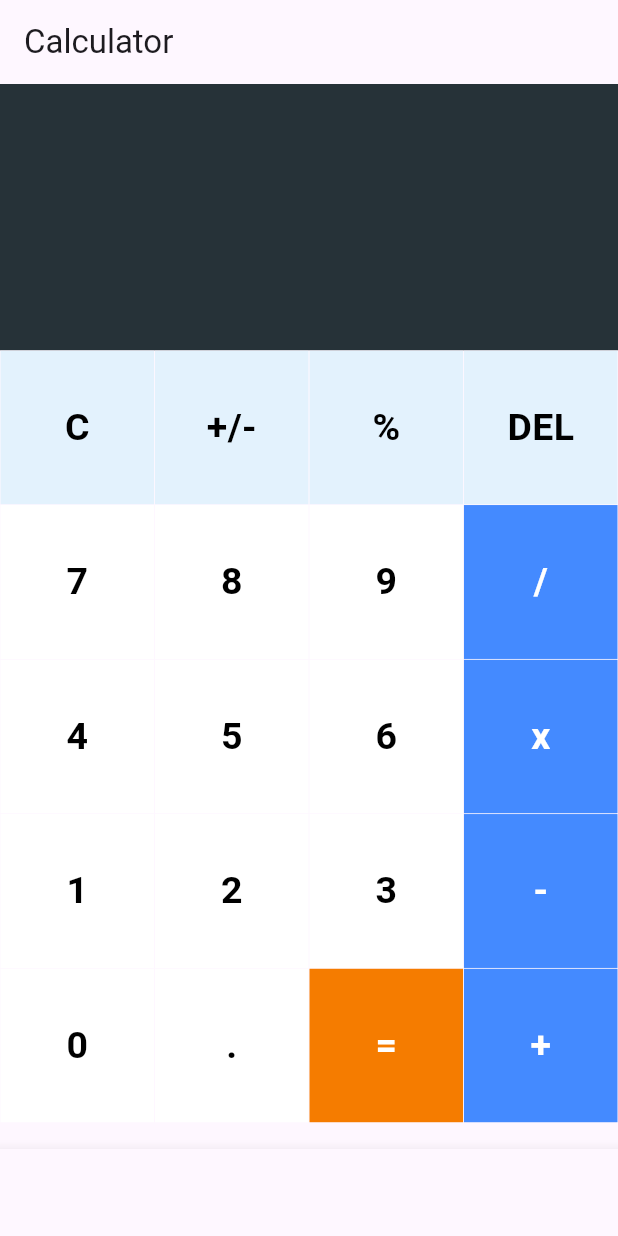
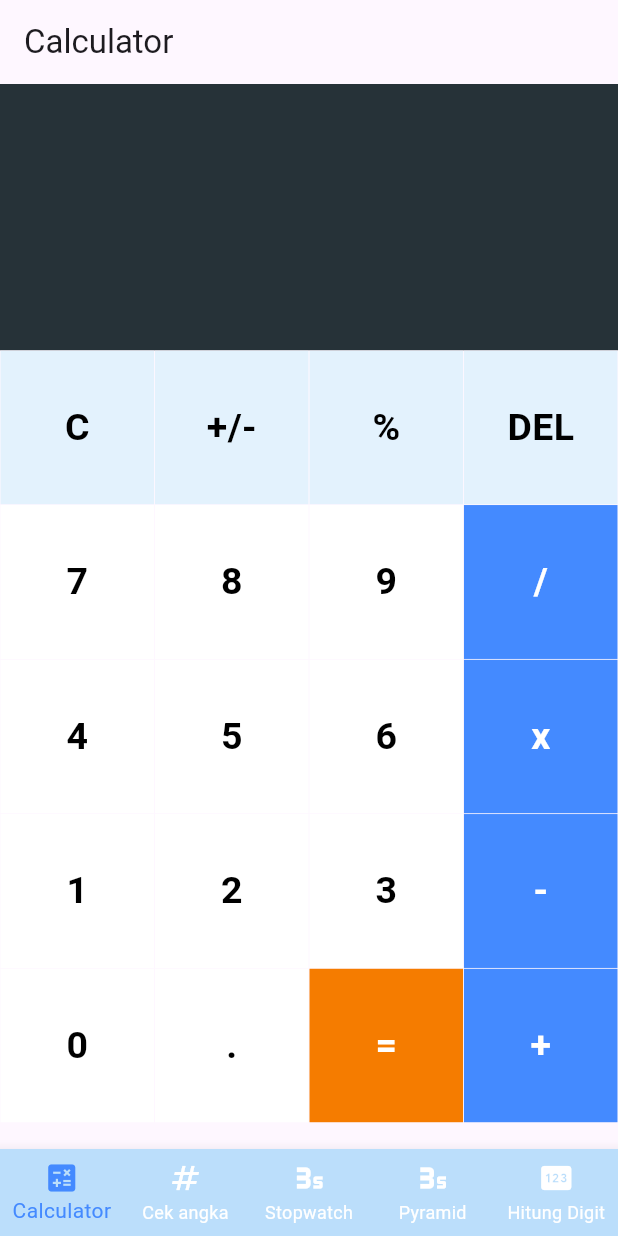
Before and after one commit to naxrel/mobilemodul4, a Flutter app: the MainPage screen opened directly, on a phone screen of 412 x 824 dp. Run offline on Flutter 3.47's test engine with Material 3 defaults, Android fonts, the phone set to English and light mode, and no system bars; our stand-ins replace math_expressions.

Commit message:
tambah fitur hitung digit dan ubah warna bottom navbar

```diff
--- a/lib/screens/main_page.dart
+++ b/lib/screens/main_page.dart
@@ -3,6 +3,8 @@
 import 'package:tugas_modul4/screens/pyramid_calculator_page.dart';
 import 'package:tugas_modul4/screens/stopwatch_screen.dart';
 import 'package:tugas_modul4/screens/number_checker_page.dart';
+
+import 'hitung_digit_screen.dart';
 
 class MainPage extends StatefulWidget {
   const MainPage({super.key});
@@ -14,13 +16,14 @@
 class _MainPageState extends State<MainPage> {
   int _selectedIndex = 0;
 
-  final List<String> _titles = ['Calculator', 'Cek angka', 'Stopwatch','pyramid'];
+  final List<String> _titles = ['Calculator', 'Cek angka', 'Stopwatch','Pyramid', 'Hitung Digit'];
 
   final List<Widget> _pages = const [
     CalculatorView(),
     NumberCheckerPage(),
     StopwatchScreen(),
     PyramidCalculatorPage(),
+    HitungDigitScreen()
   ];
 
   @override
@@ -29,6 +32,10 @@
       appBar: AppBar(title: Text(_titles[_selectedIndex])),
       body: _pages[_selectedIndex],
       bottomNavigationBar: BottomNavigationBar(
+        type: BottomNavigationBarType.fixed,
+        backgroundColor: Colors.blue[100], // Warna latar belakang
+        selectedItemColor: Colors.blueAccent,   // Warna ikon & teks saat dipilih
+        unselectedItemColor: Colors.white,
         currentIndex: _selectedIndex,
         onTap: (index) {
           setState(() {
@@ -47,8 +54,9 @@
           ),
           BottomNavigationBarItem(
             icon: Icon(Icons.timer_3_select),
-            label: 'Stopwatch',
+            label: 'Pyramid',
           ),
+          BottomNavigationBarItem(icon: Icon(Icons.pin), label: 'Hitung Digit'),
         ],
       ),
     );
```
Also changed, not shown: lib/screens/hitung_digit_screen.dart (added, +82 -0 lines).
